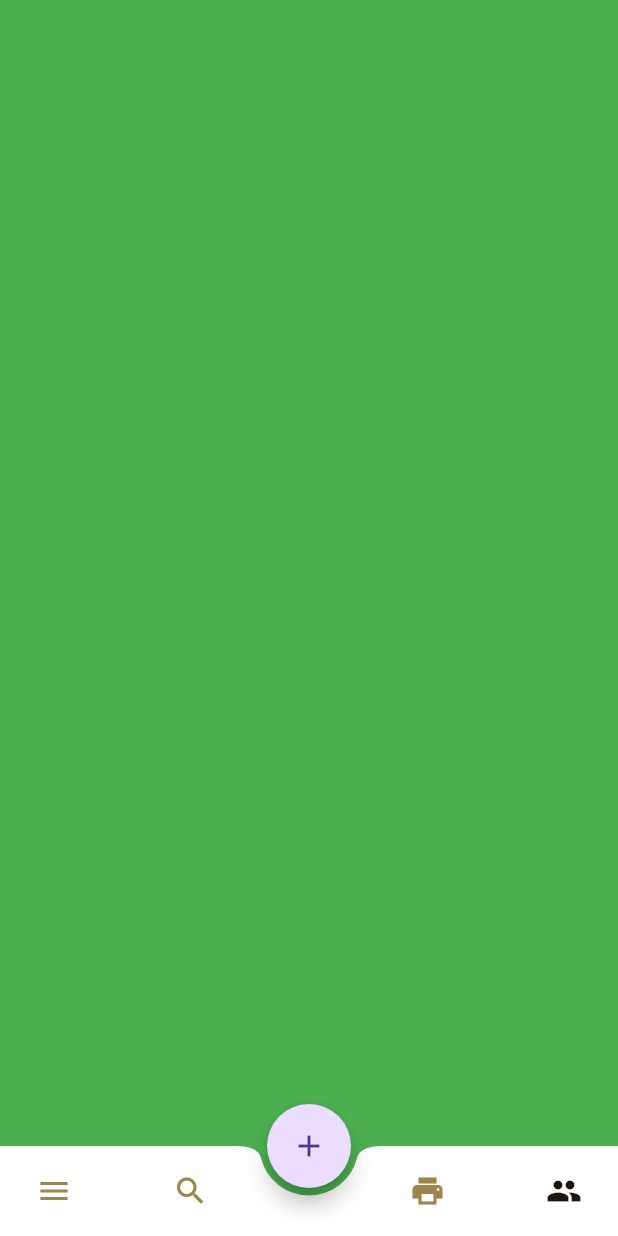
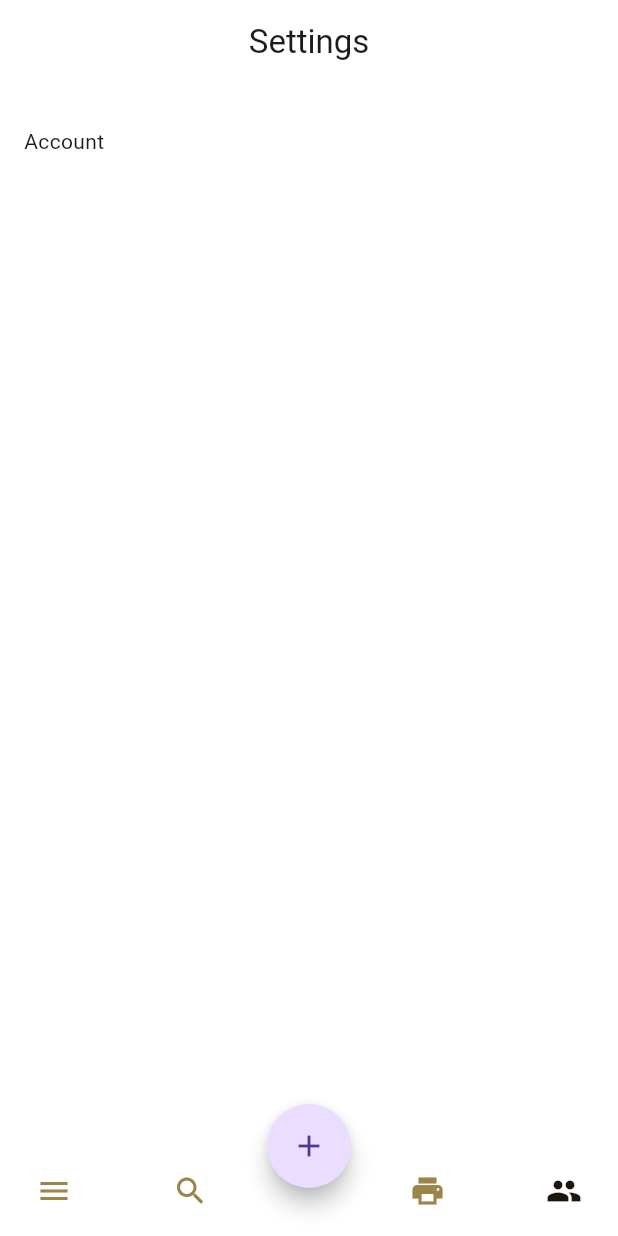
Before and after one commit to Rafayxee/invoizo, a Flutter app: the screen it shows after launch, item 4 of the bottom bar chosen, on a phone screen of 412 x 824 dp. Run offline on Flutter 3.47's test engine with Material 3 defaults, Android fonts, the phone set to English and light mode, and no system bars; our stand-ins replace flutter_screenutil, google_fonts, image_picker.

Commit message:
Customer Details screen added, Settings screen added,

```diff
--- a/lib/main.dart
+++ b/lib/main.dart
@@ -26,9 +26,13 @@ class MyApp extends StatelessWidget {
       minTextAdapt: true,
       splitScreenMode: true,
       builder: (_, child) {
-        return const MaterialApp(
+        return MaterialApp(
+          theme: ThemeData(
+            appBarTheme: const AppBarTheme(backgroundColor: Colors.white),
+            scaffoldBackgroundColor: Colors.white,
+          ),
           debugShowCheckedModeBanner: false,
-          home: MainScreen(),
+          home: const MainScreen(),
         );
       },
     );
--- a/lib/view/main_screen.dart
+++ b/lib/view/main_screen.dart
@@ -1,7 +1,9 @@
 import 'package:flutter/material.dart';
 import 'package:invoizo/view/Invoice/invoice_screen.dart';
 import 'package:invoizo/view/Invoice/new_invoice_screen.dart';
+import 'package:invoizo/view/Invoice/screens/customerDetails.dart';
 import 'package:invoizo/view/home/home_screen.dart';
+import 'package:invoizo/view/settings/settingsScreen.dart';
 import 'package:invoizo/view_model/main_screen_view_model.dart';
 import 'package:provider/provider.dart';
 
@@ -14,8 +16,8 @@ class MainScreen extends StatelessWidget {
       const HomeScreen(),
       const InvoiceScreen(),
       const NewInvoiceScreen(),
-      Container(color: Colors.red),
-      Container(color: Colors.green), // Added for the 4th screen
+      const CustomerDetails(),
+      SettingsScreen(), // Added for the 4th screen
     ];
     final _mainScreenProvider = Provider.of<MainScreenViewModel>(context);
     int currentScreenIndex = _mainScreenProvider.fetchCurrentIndex;
--- /dev/null
+++ b/lib/view/settings/settingsScreen.dart
@@ -0,0 +1,25 @@
+import 'package:flutter/material.dart';
+import 'package:flutter_screenutil/flutter_screenutil.dart';
+
+class SettingsScreen extends StatelessWidget {
+  const SettingsScreen({super.key});
+
+  @override
+  Widget build(BuildContext context) {
+    return Scaffold(
+      appBar: AppBar(
+        title: const Text('Settings'),
+        centerTitle: true,
+      ),
+      body: Padding(
+        padding: const EdgeInsets.symmetric(horizontal: 16, vertical: 28.5),
+        child: Column(
+          children: [
+            const Text('Account'),
+            SizedBox(height: 14.h),
+          ],
+        ),
+      ),
+    );
+  }
+}
```
Also changed, not shown: lib/view/Invoice/new_invoice_screen.dart (+17 -2 lines), lib/view/Invoice/screens/customerDetails.dart (added, +45 -0 lines), lib/view/Invoice/screens/invoice_review.dart (added).
